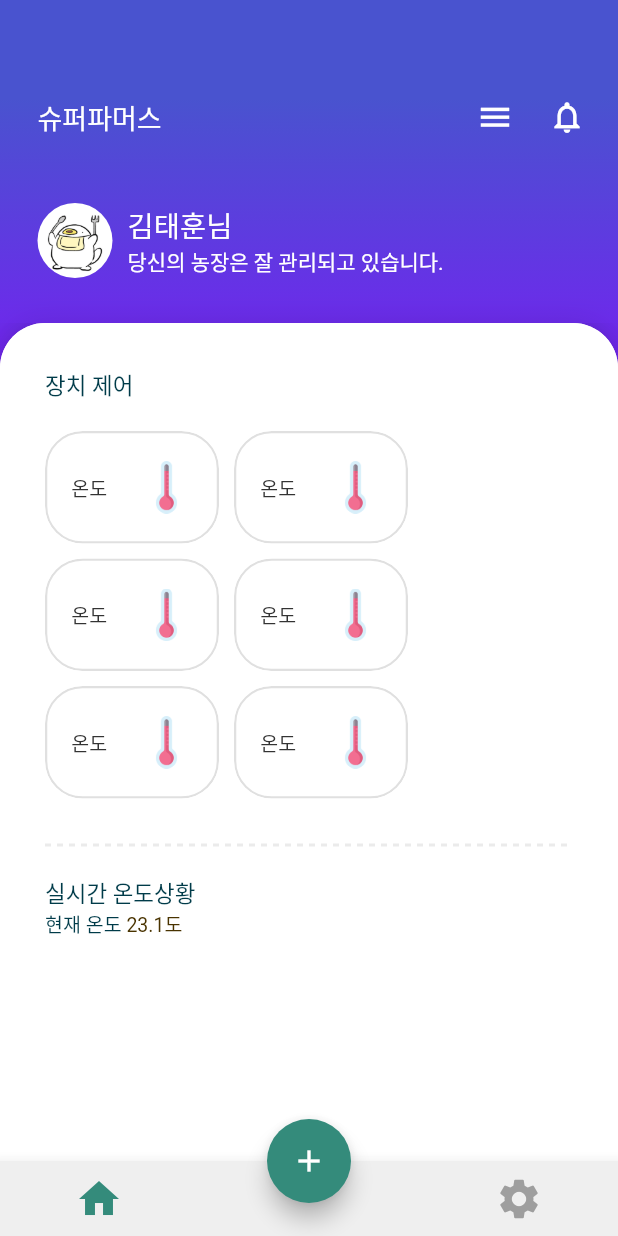
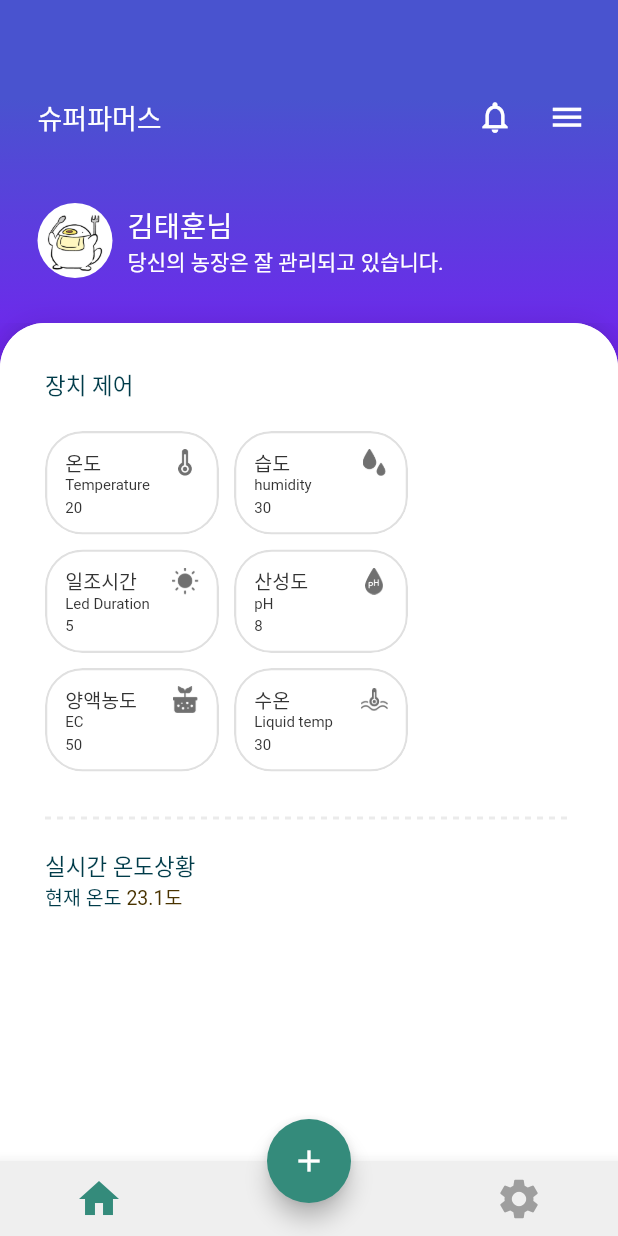
Before and after one commit to CONCAT-internship/smartfarmer-app-frontend, a Flutter app: the InfoPage screen opened directly, on a phone screen of 412 x 824 dp. Run offline on Flutter 3.47's test engine with Material 2 defaults, Android fonts, the phone set to English and light mode, and no system bars; drawn by our look-alikes of dotted_line; our stand-ins replace charts_flutter, cloud_firestore, firebase_auth, flutter_swiper; missing offline and left inert: qr_code_scanner; accounts and stored records are empty; generated files the repository leaves out were written again; Roboto replaces fonts that are missing (NotoSans-Bold, NotoSans-Medium, NotoSans-Regular).

Commit message:
update real-time data UI Info 페이지 실시간 센서 데이터 UI를 개편했습니다

```diff
--- a/lib/main.dart
+++ b/lib/main.dart
@@ -24,30 +24,30 @@ class MyApp extends StatelessWidget {
       debugShowCheckedModeBanner: false,
 
       //home: InfoPage(),
-      home: QrPage(),
-//      home: Consumer<MineFarmerData>(
-//        builder: (context, farmerData, child) {
-//          switch (farmerData.status) {
-//            case MineFarmerStatus.progress:
-//              FirebaseAuth.instance.currentUser().then((firebaseFarmer) {
-//                if (firebaseFarmer == null)
-//                  farmerData.setFarmerStatus(MineFarmerStatus.none);
-//                else
-//                  databaseProvider
-//                      .linkFarmerData(firebaseFarmer.uid)
-//                      .listen((event) {
-//                    farmerData.setFarmerData(event);
-//                  });
-//              });
-//              return Progress_Indicator();
-//            case MineFarmerStatus.exist:
-//              //return SensorListPage();
-//              return SensorListPage();
-//            default:
-//              return AuthPage();
-//          }
-//        },
-//      ),
+      //home: QrPage(),
+      home: Consumer<MineFarmerData>(
+        builder: (context, farmerData, child) {
+          switch (farmerData.status) {
+            case MineFarmerStatus.progress:
+              FirebaseAuth.instance.currentUser().then((firebaseFarmer) {
+                if (firebaseFarmer == null)
+                  farmerData.setFarmerStatus(MineFarmerStatus.none);
+                else
+                  databaseProvider
+                      .linkFarmerData(firebaseFarmer.uid)
+                      .listen((event) {
+                    farmerData.setFarmerData(event);
+                  });
+              });
+              return Progress_Indicator();
+            case MineFarmerStatus.exist:
+              //return SensorListPage();
+              return SensorListPage();
+            default:
+              return AuthPage();
+          }
+        },
+      ),
     );
   }
 }
--- a/lib/screen/info_page.dart
+++ b/lib/screen/info_page.dart
@@ -169,13 +169,13 @@ class _InfoPageState extends State<InfoPage> {
                 ),
                 Spacer(),
                 IconButton(
-                  icon: Icon(Icons.menu),
+                  icon: Icon(Icons.notifications_none),
                   iconSize: 25,
                   color: Colors.white,
                   onPressed: () {},
                 ),
                 IconButton(
-                  icon: Icon(Icons.notifications_none),
+                  icon: Icon(Icons.menu),
                   iconSize: 25,
                   color: Colors.white,
                   onPressed: () {},
@@ -272,31 +272,49 @@ class _InfoPageState extends State<InfoPage> {
                       InfoSession(
                         isClicked: false,
                         name: '온도',
+                        subName: 'Temperature',
+                        image: temperature,
+                        value: '20',
                         press: () {},
                       ),
                       InfoSession(
                         isClicked: false,
-                        name: '온도',
+                        name: '습도',
+                        subName: 'humidity',
+                        image: humidity,
+                        value: '30',
                         press: () {},
                       ),
                       InfoSession(
                         isClicked: false,
-                        name: '온도',
+                        name: '일조시간',
+                        subName: 'Led Duration',
+                        image: sun,
+                        value: '5',
                         press: () {},
                       ),
                       InfoSession(
                         isClicked: false,
-                        name: '온도',
+                        name: '산성도',
+                        subName: 'pH',
+                        image: ph,
+                        value: '8',
                         press: () {},
                       ),
                       InfoSession(
                         isClicked: false,
-                        name: '온도',
+                        name: '양액농도',
+                        subName: 'EC',
+                        image: ion,
+                        value: '50',
                         press: () {},
                       ),
                       InfoSession(
                         isClicked: false,
-                        name: '온도',
+                        name: '수온',
+                        subName: 'Liquid temp',
+                        image: waterTemp,
+                        value: '30',
                         press: () {},
                       ),
                     ],
@@ -406,6 +424,9 @@ class _InfoPageState extends State<InfoPage> {
 
 class InfoSession extends StatelessWidget {
   final name;
+  final subName;
+  final image;
+  final value;
   final bool isClicked;
   final Function press;
 
@@ -414,6 +435,9 @@ class InfoSession extends StatelessWidget {
     this.isClicked = false,
     this.name,
     this.press,
+    this.subName,
+    this.image,
+    this.value,
   }) : super(key: key);
 
   @override
@@ -433,22 +457,47 @@ class InfoSession extends StatelessWidget {
             child: InkWell(
               onTap: press,
               child: Padding(
-                padding: const EdgeInsets.all(16.0),
-                child: Row(
-                  mainAxisAlignment: MainAxisAlignment.spaceBetween,
+                padding:
+                    const EdgeInsets.symmetric(horizontal: 12, vertical: 10.0),
+                child: Column(
+                  crossAxisAlignment: CrossAxisAlignment.start,
                   children: <Widget>[
+                    Row(
+                      children: <Widget>[
+                        Text(
+                          name,
+                          style: TextStyle(
+                            color: cardFontColor,
+                            fontFamily: 'NotoSans-Bold',
+                            fontSize: 13.0,
+                          ),
+                        ),
+                        Spacer(),
+                        Container(
+                          width: 18.0,
+                          height: 18.0,
+                          child: Image.asset(image),
+                        ),
+                      ],
+                    ),
                     Text(
-                      name,
+                      subName,
                       style: TextStyle(
                         color: cardFontColor,
-                        fontFamily: 'NotoSans-Bold',
-                        fontSize: 13.0,
+                        fontFamily: 'NotoSans-Regular',
+                        fontSize: 10.0,
                       ),
                     ),
-                    Container(
-                      width: 35.0,
-                      height: 40.0,
-                      child: Image.asset(temp),
+                    SizedBox(
+                      height: 3,
+                    ),
+                    Text(
+                      value,
+                      style: TextStyle(
+                        color: cardFontColor,
+                        fontFamily: 'NotoSans-Regular',
+                        fontSize: 10.0,
+                      ),
                     ),
                   ],
                 ),
--- a/lib/shared/smartfarmer_constants.dart
+++ b/lib/shared/smartfarmer_constants.dart
@@ -74,9 +74,7 @@ Color noneGraphColor = Color.fromRGBO(226, 239, 237, 1);
 Color todayGraphColor = Color.fromRGBO(93, 59, 222, 1);
 Color borderColor = Color.fromRGBO(224, 224, 224, 1);
 
-
-
-var temp = 'assets/images/temp.png';
+var temperature = 'assets/images/temperature.png';
 var humidity = 'assets/images/humidity.png';
 var sun = 'assets/images/sun.png';
 var ion = 'assets/images/ion.png';
```
Also changed, not shown: assets/images/humidity.png, assets/images/ion.png, assets/images/ph.png, assets/images/sun.png, assets/images/temperature.png (added), assets/images/water_temp.png.
